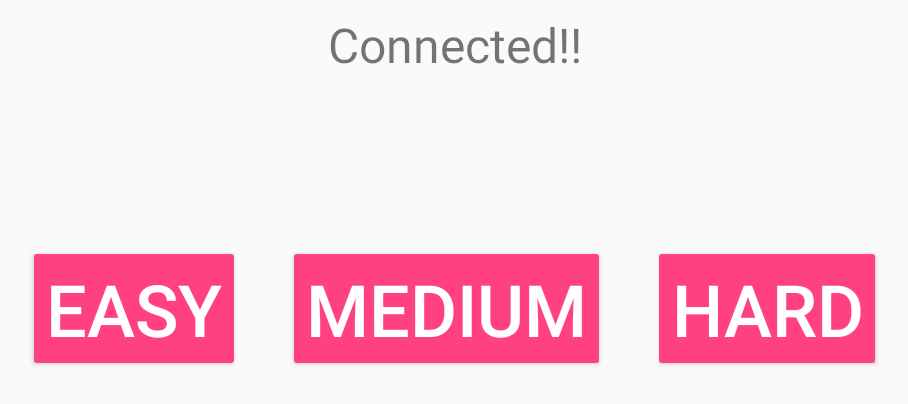
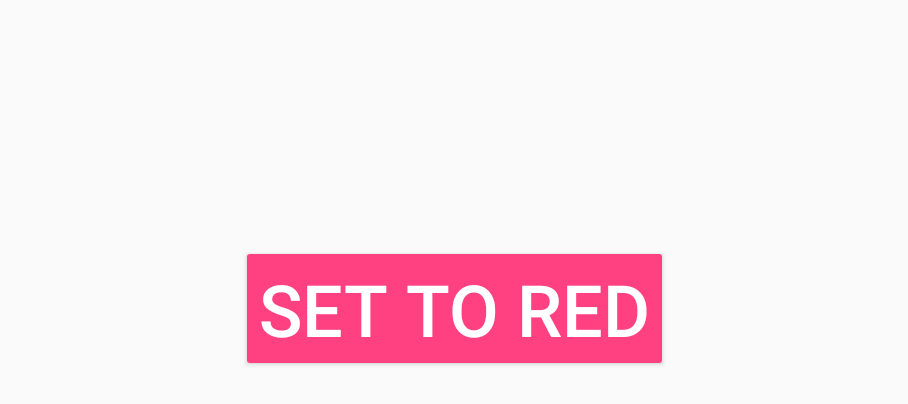
Before and after one commit to lucascauthen/ArduinoMaze, an Android app: the ControlActivity screen opened directly, with no data from a screen before it, on a phone screen of 824 x 412 dp (held sideways). Shown: the top 404 px of the screen, without its empty margins (163-1071 px from the left). Run offline under Robolectric (Android 15) with nearby library versions, the phone set to English and light mode, and no system bars; our stand-ins replace ButterKnife; 5 statements that could not run were skipped.

Commit message:
Final commit

```diff
--- a/ArduinoMaze/app/src/main/java/com/lucascauthen/ArduinoMazo/presenters/ControlPresenter.java
+++ b/ArduinoMaze/app/src/main/java/com/lucascauthen/ArduinoMazo/presenters/ControlPresenter.java
@@ -1,6 +1,5 @@
 package com.lucascauthen.ArduinoMazo.presenters;
 
-import android.util.Log;
 import com.lucascauthen.ArduinoMazo.utility.BackgroundExecutor;
 import com.lucascauthen.ArduinoMazo.utility.ForegroundExecutor;
 import com.lucascauthen.ArduinoMazo.utility.NullObject;
@@ -44,10 +43,8 @@ public class ControlPresenter {
                     public void complete(boolean status) {
                         ControlPresenter.this.isBluetoothConnected = status;
                         if(status) {
-                            queueViewStatusForDuration("Connected!!", 1500);
-                            queueViewStatusForDuration("Select a game mode!", 5000);
                             toggleViewLoading(false);
-                            toggleViewDifficultySelect(true);
+                            showColorSelect(true);
                         } else {
                             updateViewMsg("Error!!!");
                         }
@@ -63,57 +60,6 @@ public class ControlPresenter {
 
     public boolean isBluetoothConnected() {
         return isBluetoothConnected;
-    }
-
-    public void setDifficulty(Difficulty difficulty) {
-        this.difficulty = difficulty;
-        queueViewStatusForDuration("Go!", 200);
-        final int duration;
-        switch(this.difficulty) {
-            case EASY:
-                duration = 2000000;
-                break;
-            case MEDIUM:
-                duration = 15000;
-                break;
-            case HARD:
-                duration = 10000;
-                break;
-            default:
-                duration = 10000;
-        }
-        toggleViewDifficultySelect(false);
-        /*queueViewStatusForDuration("Ready?!?!", 1000);
-        queueViewStatusForDuration("Set", 500, new StatusMessage.OnDoneShowingListener() {
-            @Override
-            public void done() {
-                view.startPlayCounter(duration, 500);
-                backgroundExecutor.execute(new Runnable() {
-                    @Override
-                    public void run() {
-                        view.sendStartSignal();
-                    }
-                });
-            }
-        });*/
-        view.startPlayCounter(duration, 10);
-        backgroundExecutor.execute(new Runnable() {
-            @Override
-            public void run() {
-                view.startUpdateLoop(30);
-                view.sendStartSignal(ControlPresenter.this.difficulty);
-            }
-        });
-    }
-
-    public void onTimerFinished() {
-        backgroundExecutor.execute(new Runnable() {
-            @Override
-            public void run() {
-                view.stopUpdateLoop();
-                view.sendStopSignal();
-            }
-        });
     }
 
     public void disconnect() {
@@ -149,6 +95,15 @@ public class ControlPresenter {
             }
         });
     }
+    public void start() {
+        backgroundExecutor.execute(new Runnable() {
+            @Override
+            public void run() {
+                view.startUpdateLoop(30);
+                view.sendStartSignal();
+            }
+        });
+    }
 
     private void updateViewMsg(final String msg) {
         foregroundExecutor.execute(new Runnable() {
@@ -168,11 +123,11 @@ public class ControlPresenter {
         });
     }
 
-    private void toggleViewDifficultySelect(final boolean enabled) {
+    private void showColorSelect(final boolean enabled) {
         foregroundExecutor.execute(new Runnable() {
             @Override
             public void run() {
-                view.toggleDifficultySelect(enabled);
+                view.toggleColorSelect(enabled);
             }
         });
     }
@@ -200,15 +155,13 @@ public class ControlPresenter {
         void toggleMsgStatus(boolean enabled);
         void queueMessageForDuration(StatusMessage msg);
         void setStatusMsg(String msg);
-        void toggleDifficultySelect(boolean enabled);
-        void toggleTimer(boolean enabled);
-        void startPlayCounter(int time, int updateInterval);
+        void toggleColorSelect(boolean enabled);
+
         void startUpdateLoop(int updatesPerSecond);
         void stopUpdateLoop();
-        void sendStartSignal(Difficulty difficulty);
+        void sendStartSignal();
         void sendStopSignal();
         void sendInputData(byte direction);
-        void displayEndMessage();
     }
     public interface CompleteCallback {
         void complete(boolean status);
@@ -248,4 +201,14 @@ public class ControlPresenter {
             this.data = data;
         }
     }
+
+    public enum Color {
+        RED((byte)0),
+        GREEN((byte)1),
+        CLEAR((byte)2);
+        public byte data;
+        Color(byte data) {
+            this.data = data;
+        }
+    }
 }
--- a/ArduinoMaze/app/src/main/res/layout/activity_control.xml
+++ b/ArduinoMaze/app/src/main/res/layout/activity_control.xml
@@ -30,7 +30,7 @@
         android:visibility="gone">
 
         <Button
-            android:id="@+id/easyDifficultyButton"
+            android:id="@+id/color"
             style="@style/Widget.AppCompat.Button.Colored"
             android:layout_width="wrap_content"
             android:layout_height="wrap_content"
@@ -38,30 +38,5 @@
             android:text="@string/easy"
             android:textSize="48sp" />
 
-        <Button
-            android:id="@+id/mediumDifficultyButton"
-            style="@style/Widget.AppCompat.Button.Colored"
-            android:layout_width="wrap_content"
-            android:layout_height="wrap_content"
-            android:layout_margin="16dp"
-            android:text="@string/medium"
-            android:textSize="48sp" />
-
-        <Button
-            android:id="@+id/hardDifficultyButton"
-            style="@style/Widget.AppCompat.Button.Colored"
-            android:layout_width="wrap_content"
-            android:layout_height="wrap_content"
-            android:layout_margin="16dp"
-            android:text="@string/hard"
-            android:textSize="48sp" />
     </LinearLayout>
-
-    <TextView
-        android:id="@+id/timer"
-        android:layout_width="wrap_content"
-        android:layout_height="wrap_content"
-        android:layout_centerInParent="true"
-        android:textSize="32sp"
-        android:visibility="gone" />
 </RelativeLayout>
```
Also changed, not shown: ArduinoMaze/app/src/main/java/com/lucascauthen/ArduinoMazo/view/ControlActivity.java (+22 -48 lines), 1 other file.
